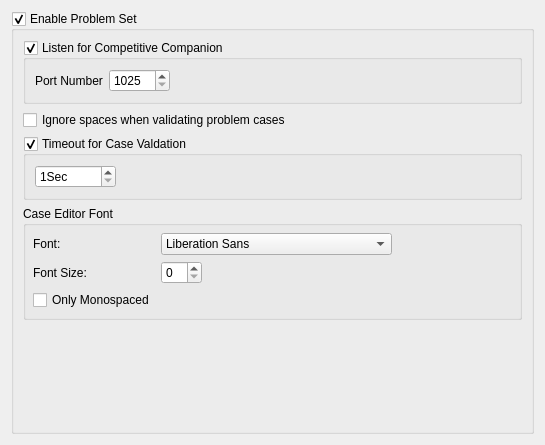
This is RedPandaIDE/settingsdialog/executorproblemsetwidget.ui in royqh1979/RedPanda-CPP as Qt 5 draws it before an edit. The edited form follows.
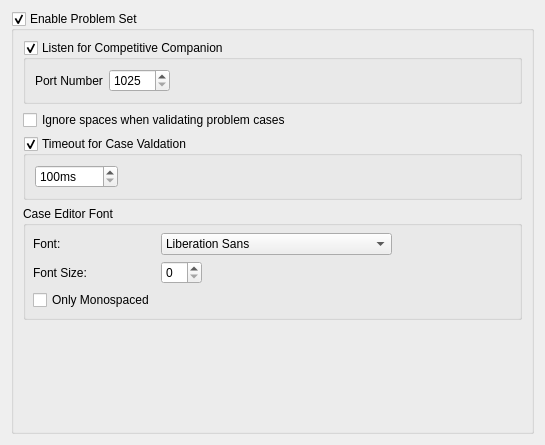
This is the edited form.

```diff
--- a/RedPandaIDE/settingsdialog/executorproblemsetwidget.ui
+++ b/RedPandaIDE/settingsdialog/executorproblemsetwidget.ui
@@ -87,13 +87,16 @@
             <string/>
            </property>
            <property name="suffix">
-            <string>Sec</string>
+            <string>ms</string>
            </property>
            <property name="minimum">
-            <number>1</number>
+            <number>100</number>
            </property>
            <property name="maximum">
-            <number>10000</number>
+            <number>1000000</number>
+           </property>
+           <property name="singleStep">
+            <number>50</number>
            </property>
           </widget>
          </item>
```
